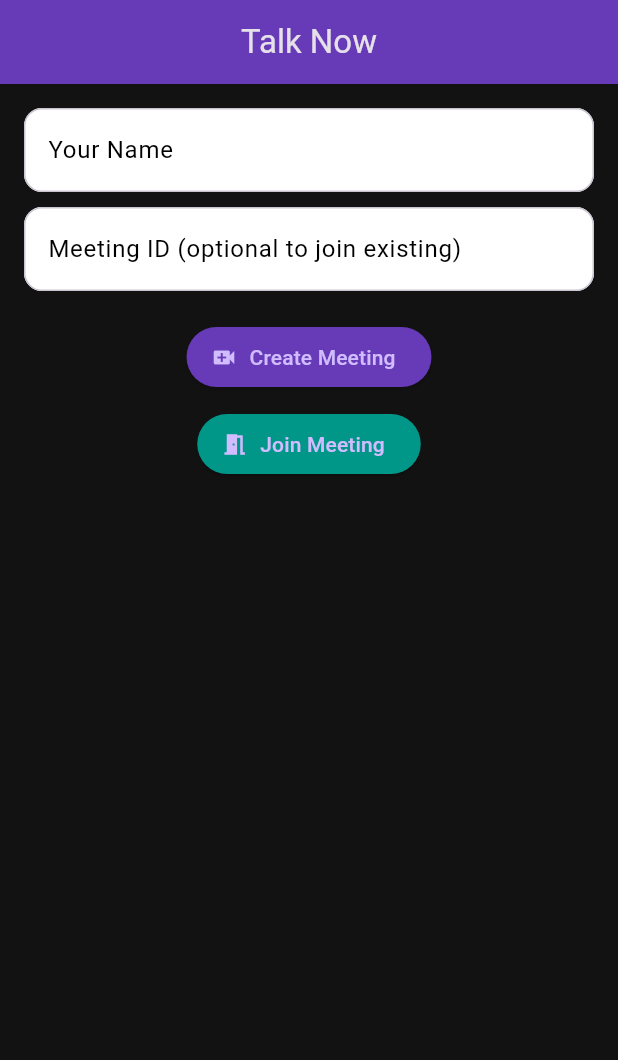
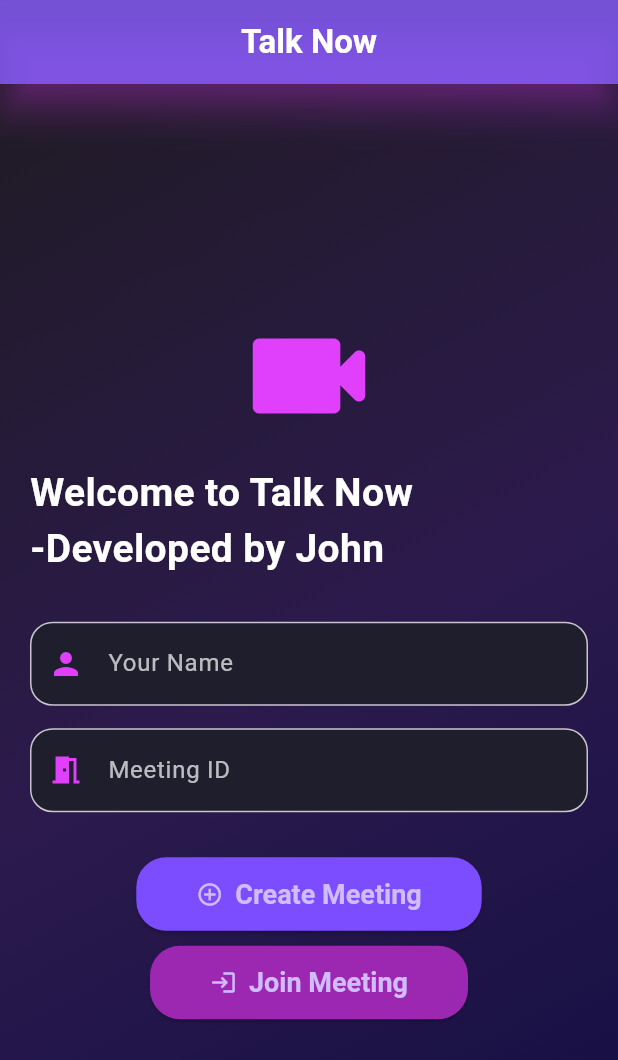
Before and after one commit to John-matipei/talkNow, a Flutter app: the screen it shows after launch, after a tap on "Create Meeting", on a phone screen of 412 x 824 dp. Shown: the top 1060 px of the screen. Run offline on Flutter 3.47's test engine with Material 3 defaults, Android fonts, the phone set to English and light mode, and no system bars; our stand-ins replace fluttertoast, socket_io_client; missing offline and left inert: flutter_webrtc; network calls fail.

Commit message:
Initial commit for talkNow Flutter project

```diff
--- a/lib/main.dart
+++ b/lib/main.dart
@@ -1,12 +1,13 @@
+import 'dart:convert';
 import 'package:flutter/material.dart';
 import 'package:http/http.dart' as http;
-import 'dart:convert';
+import 'package:flutter_webrtc/flutter_webrtc.dart';
 import 'package:socket_io_client/socket_io_client.dart' as IO;
-import 'package:share_plus/share_plus.dart';
 import 'package:fluttertoast/fluttertoast.dart';
 
-// ✅ Define your backend IP here
-const backendIP = '192.168.0.107'; // Replace with your PC LAN IP
+// ✅ Replace with your backend IP
+const backendIP = '192.168.0.107';
+final backendBaseUrl = 'http://$backendIP:5000';
 
 void main() {
   runApp(const TalkNowApp());
@@ -23,7 +24,33 @@ class TalkNowApp extends StatelessWidget {
       theme: ThemeData(
         brightness: Brightness.dark,
         primarySwatch: Colors.deepPurple,
-        scaffoldBackgroundColor: const Color(0xFF121212),
+        scaffoldBackgroundColor: const Color(0xFF0E0E10),
+        inputDecorationTheme: InputDecorationTheme(
+          filled: true,
+          fillColor: const Color(0xFF1E1E2C),
+          border: OutlineInputBorder(
+            borderRadius: BorderRadius.circular(15),
+            borderSide: const BorderSide(color: Colors.deepPurple),
+          ),
+          focusedBorder: OutlineInputBorder(
+            borderRadius: BorderRadius.circular(15),
+            borderSide: const BorderSide(color: Colors.purpleAccent, width: 2),
+          ),
+          labelStyle: const TextStyle(color: Colors.white70),
+        ),
+        elevatedButtonTheme: ElevatedButtonThemeData(
+          style: ElevatedButton.styleFrom(
+            backgroundColor: Colors.deepPurpleAccent,
+            shape: RoundedRectangleBorder(
+              borderRadius: BorderRadius.circular(20),
+            ),
+            padding: const EdgeInsets.symmetric(horizontal: 40, vertical: 14),
+            textStyle: const TextStyle(
+              fontSize: 18,
+              fontWeight: FontWeight.bold,
+            ),
+          ),
+        ),
       ),
       home: const MeetingHomePage(),
     );
@@ -40,217 +67,259 @@ class MeetingHomePage extends StatefulWidget {
 class _MeetingHomePageState extends State<MeetingHomePage> {
   final roomController = TextEditingController();
   final usernameController = TextEditingController();
-  final commentController = TextEditingController();
-  final List<String> comments = [];
+
+  final localRenderer = RTCVideoRenderer();
+  final remoteRenderer = RTCVideoRenderer();
 
   late IO.Socket socket;
+  RTCPeerConnection? peerConnection;
+  MediaStream? localStream;
+  bool inMeeting = false;
   String? meetingId;
-  bool meetingActive = false;
-  String? meetingLink;
 
   @override
   void initState() {
     super.initState();
+    localRenderer.initialize();
+    remoteRenderer.initialize();
     connectSocket();
+  }
+
+  @override
+  void dispose() {
+    localRenderer.dispose();
+    remoteRenderer.dispose();
+    super.dispose();
   }
 
   void connectSocket() {
     socket = IO.io(
-      'http://$backendIP:5000', // Use backendIP constant
+      backendBaseUrl,
       IO.OptionBuilder().setTransports(['websocket']).build(),
     );
 
     socket.onConnect((_) {
-      print('Connected to Socket Server ✅');
+      print('✅ Connected to Socket Server');
     });
 
-    socket.on('newParticipant', (username) {
-      Fluttertoast.showToast(msg: "👋 $username joined the meeting");
+    socket.on('offer', (data) async {
+      await _handleOffer(data);
     });
 
-    socket.on('receiveMessage', (message) {
-      setState(() {
-        comments.add(message);
+    socket.on('answer', (data) async {
+      await peerConnection?.setRemoteDescription(
+        RTCSessionDescription(data['sdp'], data['type']),
+      );
     });
+
+    socket.on('candidate', (data) async {
+      await peerConnection?.addCandidate(
+        RTCIceCandidate(data['candidate'], data['sdpMid'], data['sdpMLineIndex']),
+      );
+    });
+  }
+
+  Future<void> _initLocalStream() async {
+    localStream = await navigator.mediaDevices.getUserMedia({
+      'audio': true,
+      'video': {'facingMode': 'user'}
+    });
+    localRenderer.srcObject = localStream;
+  }
+
+  Future<void> _createPeerConnection(String roomId) async {
+    peerConnection = await createPeerConnection({
+      'iceServers': [
+        {'urls': 'stun:stun.l.google.com:19302'},
+      ]
+    });
+
+    peerConnection!.onIceCandidate = (candidate) {
+      if (candidate != null) {
+        socket.emit('candidate', {
+          'meetingId': roomId,
+          'candidate': candidate.candidate,
+          'sdpMid': candidate.sdpMid,
+          'sdpMLineIndex': candidate.sdpMLineIndex,
+        });
+      }
+    };
+
+    peerConnection!.onTrack = (event) {
+      if (event.streams.isNotEmpty) {
+        remoteRenderer.srcObject = event.streams[0];
+      }
+    };
+
+    localStream?.getTracks().forEach((track) {
+      peerConnection!.addTrack(track, localStream!);
     });
   }
 
   Future<void> createMeeting() async {
-    final response =
-    await http.post(Uri.parse('http://$backendIP:5000/create-meeting'));
+    await _initLocalStream();
 
-    if (response.statusCode == 200) {
-      final data = json.decode(response.body);
+    final res = await http.post(Uri.parse('$backendBaseUrl/create-meeting'));
+    if (res.statusCode == 200) {
+      final data = jsonDecode(res.body);
+      final id = data['meetingId'];
       setState(() {
-        meetingId = data['meetingId'];
-        meetingLink = "http://$backendIP:5000/meeting/$meetingId";
-        meetingActive = true;
+        meetingId = id;
+        inMeeting = true;
       });
-      Fluttertoast.showToast(msg: "✅ Meeting created!");
+
+      socket.emit('createRoom', {'meetingId': id});
+      await _createPeerConnection(id);
+      Fluttertoast.showToast(msg: '✅ Meeting created: $id');
     }
   }
 
   Future<void> joinMeeting() async {
+    await _initLocalStream();
+
     final id = roomController.text.trim();
     final username = usernameController.text.trim();
-
     if (id.isEmpty || username.isEmpty) {
-      Fluttertoast.showToast(msg: "Enter Meeting ID and Username");
+      Fluttertoast.showToast(msg: 'Enter meeting ID and username');
       return;
     }
 
-    final response = await http.post(
-      Uri.parse('http://$backendIP:5000/join-meeting'),
-      headers: {'Content-Type': 'application/json'},
-      body: json.encode({'meetingId': id, 'username': username}),
-    );
-
-    if (response.statusCode == 200) {
-      socket.emit('joinRoom', {'meetingId': id, 'username': username});
-
     setState(() {
       meetingId = id;
-        meetingLink = "http://$backendIP:5000/meeting/$id";
-        meetingActive = true;
+      inMeeting = true;
     });
-      Fluttertoast.showToast(msg: "✅ Joined meeting successfully!");
-    } else {
-      Fluttertoast.showToast(msg: "❌ Meeting not found!");
-    }
+
+    socket.emit('joinRoom', {'meetingId': id, 'username': username});
+    await _createPeerConnection(id);
   }
 
-  void sendMessage() {
-    final msg = commentController.text.trim();
-    if (msg.isEmpty || meetingId == null) return;
-
-    socket.emit('sendMessage', {'meetingId': meetingId, 'message': msg});
-
-    setState(() {
-      comments.add("Me: $msg");
-      commentController.clear();
+  Future<void> _handleOffer(Map data) async {
+    await _createPeerConnection(data['meetingId']);
+    await peerConnection!.setRemoteDescription(
+      RTCSessionDescription(data['sdp'], data['type']),
+    );
+    final answer = await peerConnection!.createAnswer();
+    await peerConnection!.setLocalDescription(answer);
+    socket.emit('answer', {
+      'meetingId': data['meetingId'],
+      'sdp': answer.sdp,
+      'type': answer.type,
     });
   }
 
   void endMeeting() {
+    localStream?.getTracks().forEach((track) => track.stop());
+    peerConnection?.close();
     socket.disconnect();
     setState(() {
-      meetingActive = false;
-      meetingId = null;
-      meetingLink = null;
-      comments.clear();
+      inMeeting = false;
     });
-    Fluttertoast.showToast(msg: "❌ Meeting ended.");
-  }
-
-  void shareMeetingLink() {
-    if (meetingLink != null) {
-      Share.share("Join my meeting: $meetingLink");
-    }
   }
 
   @override
   Widget build(BuildContext context) {
     return Scaffold(
       appBar: AppBar(
-        title: const Text("Talk Now"),
+        title: const Text('Talk Now'),
+        backgroundColor: Colors.deepPurpleAccent.withOpacity(0.8),
+        elevation: 10,
+        shadowColor: Colors.purpleAccent,
         centerTitle: true,
-        backgroundColor: Colors.deepPurple,
+        titleTextStyle: const TextStyle(
+          fontSize: 22,
+          fontWeight: FontWeight.bold,
+          color: Colors.white,
         ),
-      body: Padding(
-        padding: const EdgeInsets.all(16),
-        child: !meetingActive
-            ? Column(
+      ),
+      body: Container(
+        decoration: const BoxDecoration(
+          gradient: LinearGradient(
+            colors: [Color(0xFF1F1B24), Color(0xFF2C1A4D), Color(0xFF120E43)],
+            begin: Alignment.topLeft,
+            end: Alignment.bottomRight,
+          ),
+        ),
+        padding: const EdgeInsets.all(20),
+        child: !inMeeting
+            ? Center(
+          child: SingleChildScrollView(
+            child: Column(
               children: [
+                const Icon(Icons.videocam_rounded,
+                    size: 100, color: Colors.purpleAccent),
+                const SizedBox(height: 10),
+                const Text(
+                  "Welcome to Talk Now -Developed by John",
+                  style: TextStyle(
+                    fontSize: 26,
+                    fontWeight: FontWeight.bold,
+                    color: Colors.white,
+                  ),
+                ),
+                const SizedBox(height: 30),
                 TextField(
                   controller: usernameController,
-              decoration: InputDecoration(
+                  decoration: const InputDecoration(
                     labelText: "Your Name",
-                filled: true,
-                fillColor: Colors.white,
-                border: OutlineInputBorder(
-                    borderRadius: BorderRadius.circular(12)),
-                labelStyle: const TextStyle(color: Colors.black),
+                    prefixIcon:
+                    Icon(Icons.person, color: Colors.purpleAccent),
                   ),
-              style: const TextStyle(color: Colors.black),
                 ),
-            const SizedBox(height: 10),
+                const SizedBox(height: 15),
                 TextField(
                   controller: roomController,
-              decoration: InputDecoration(
-                labelText: "Meeting ID (optional to join existing)",
-                filled: true,
-                fillColor: Colors.white,
-                border: OutlineInputBorder(
-                    borderRadius: BorderRadius.circular(12)),
-                labelStyle: const TextStyle(color: Colors.black),
+                  decoration: const InputDecoration(
+                    labelText: "Meeting ID",
+                    prefixIcon:
+                    Icon(Icons.meeting_room, color: Colors.purpleAccent),
                   ),
-              style: const TextStyle(color: Colors.black),
                 ),
-            const SizedBox(height: 20),
+                const SizedBox(height: 30),
                 ElevatedButton.icon(
                   onPressed: createMeeting,
-              icon: const Icon(Icons.video_call),
-              label: const Text("Create Meeting"),
-              style: ElevatedButton.styleFrom(
-                  backgroundColor: Colors.deepPurple),
+                  icon: const Icon(Icons.add_circle_outline),
+                  label: const Text('Create Meeting'),
                 ),
                 const SizedBox(height: 10),
                 ElevatedButton.icon(
                   onPressed: joinMeeting,
-              icon: const Icon(Icons.meeting_room),
-              label: const Text("Join Meeting"),
-              style:
-              ElevatedButton.styleFrom(backgroundColor: Colors.teal),
+                  icon: const Icon(Icons.login),
+                  label: const Text('Join Meeting'),
+                  style: ElevatedButton.styleFrom(
+                    backgroundColor: Colors.purple,
+                  ),
                 ),
               ],
+            ),
+          ),
         )
             : Column(
           children: [
-            Text("Meeting ID: $meetingId"),
+            Expanded(
+              child: ClipRRect(
+                borderRadius: BorderRadius.circular(15),
+                child: RTCVideoView(localRenderer, mirror: true),
+              ),
+            ),
             const SizedBox(height: 10),
-            ElevatedButton.icon(
-              onPressed: shareMeetingLink,
-              icon: const Icon(Icons.link),
-              label: const Text("Share Meeting Link"),
+            Expanded(
+              child: ClipRRect(
+                borderRadius: BorderRadius.circular(15),
+                child: RTCVideoView(remoteRenderer),
+              ),
             ),
             const SizedBox(height: 10),
             ElevatedButton.icon(
               onPressed: endMeeting,
               icon: const Icon(Icons.call_end),
-              label: const Text("End Meeting"),
+              label: const Text('End Meeting'),
               style: ElevatedButton.styleFrom(
-                  backgroundColor: Colors.redAccent),
-            ),
-            const Divider(),
-            Expanded(
-              child: ListView.builder(
-                itemCount: comments.length,
-                itemBuilder: (context, index) {
-                  return ListTile(
-                    title: Text(comments[index]),
-                  );
-                },
+                backgroundColor: Colors.redAccent,
+                padding: const EdgeInsets.symmetric(
+                    horizontal: 60, vertical: 14),
               ),
             ),
-            Row(
-              children: [
-                Expanded(
-                  child: TextField(
-                    controller: commentController,
-                    decoration: const InputDecoration(
-                      hintText: "Type message...",
-                      filled: true,
-                      fillColor: Colors.white,
-                    ),
-                    style: const TextStyle(color: Colors.black),
-                  ),
-                ),
-                IconButton(
-                  icon: const Icon(Icons.send, color: Colors.teal),
-                  onPressed: sendMessage,
-                )
-              ],
-            )
+            const SizedBox(height: 15),
           ],
         ),
       ),
--- a/pubspec.yaml
+++ b/pubspec.yaml
@@ -17,6 +17,7 @@ dependencies:
   permission_handler: ^11.3.1
   socket_io_client: ^3.1.2
   http: ^1.2.2
+  flutter_webrtc: ^0.11.7
 
 
 dev_dependencies:
```
Also changed, not shown: pubspec.lock, 5 other files. Lines whose indentation alone changed are shown as unchanged.
